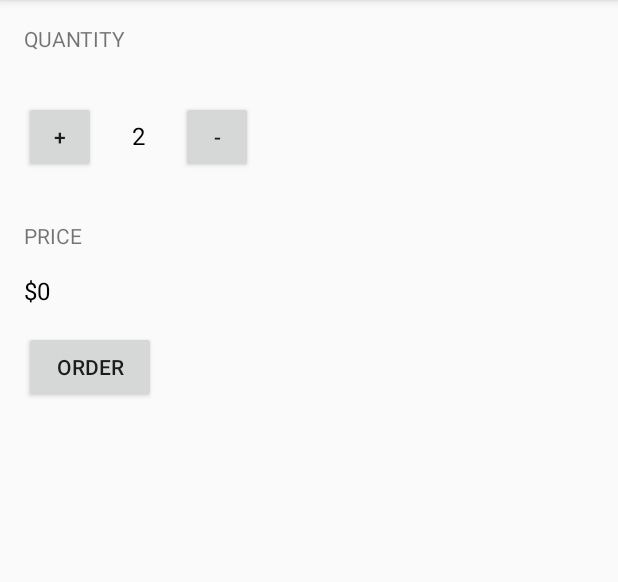
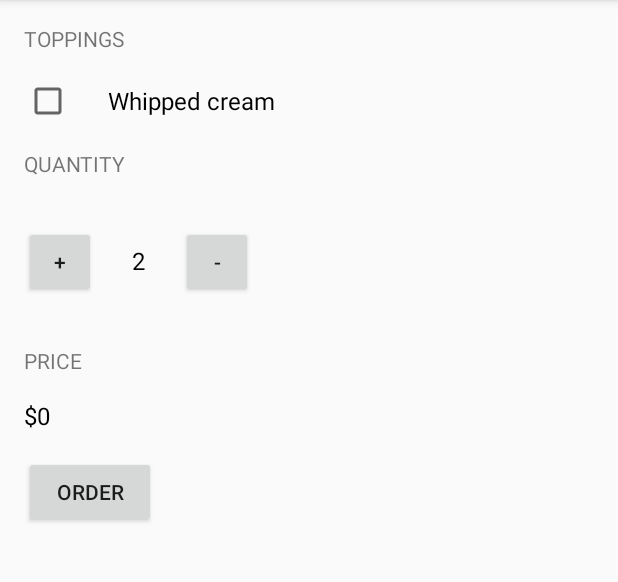
Before and after one commit to Valery85/androidUd, an Android app: the screen it shows after launch (MainActivity), on a phone screen of 412 x 824 dp, the part 84-666 px from its top. Run offline under Robolectric (Android 15) with nearby library versions, the phone set to English and light mode, and no system bars.

Commit message:
Add checkbox and TextView

```diff
--- a/JustJava/app/src/main/res/layout/activity_main.xml
+++ b/JustJava/app/src/main/res/layout/activity_main.xml
@@ -3,6 +3,21 @@
     android:layout_width="match_parent"
     android:layout_height="match_parent"
     android:orientation="vertical">
+
+    <TextView
+        android:layout_width="wrap_content"
+        android:layout_height="wrap_content"
+        android:layout_margin="16dp"
+        android:text="Toppings"
+        android:textAllCaps="true" />
+<CheckBox
+    android:layout_width="wrap_content"
+    android:layout_height="wrap_content"
+    android:text="Whipped cream"
+    android:paddingLeft="24dp"
+    android:layout_marginLeft="16dp"
+    android:textSize="16sp"/>
+
 
     <TextView
         android:layout_width="wrap_content"
```
